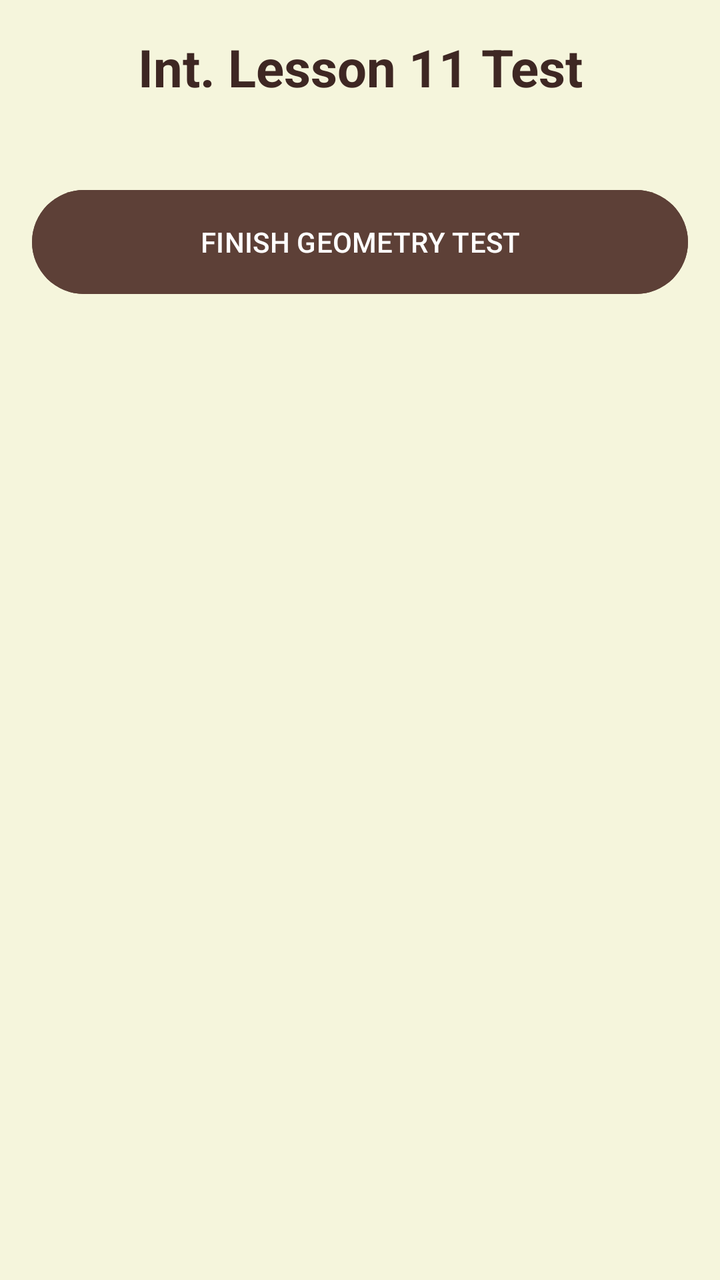
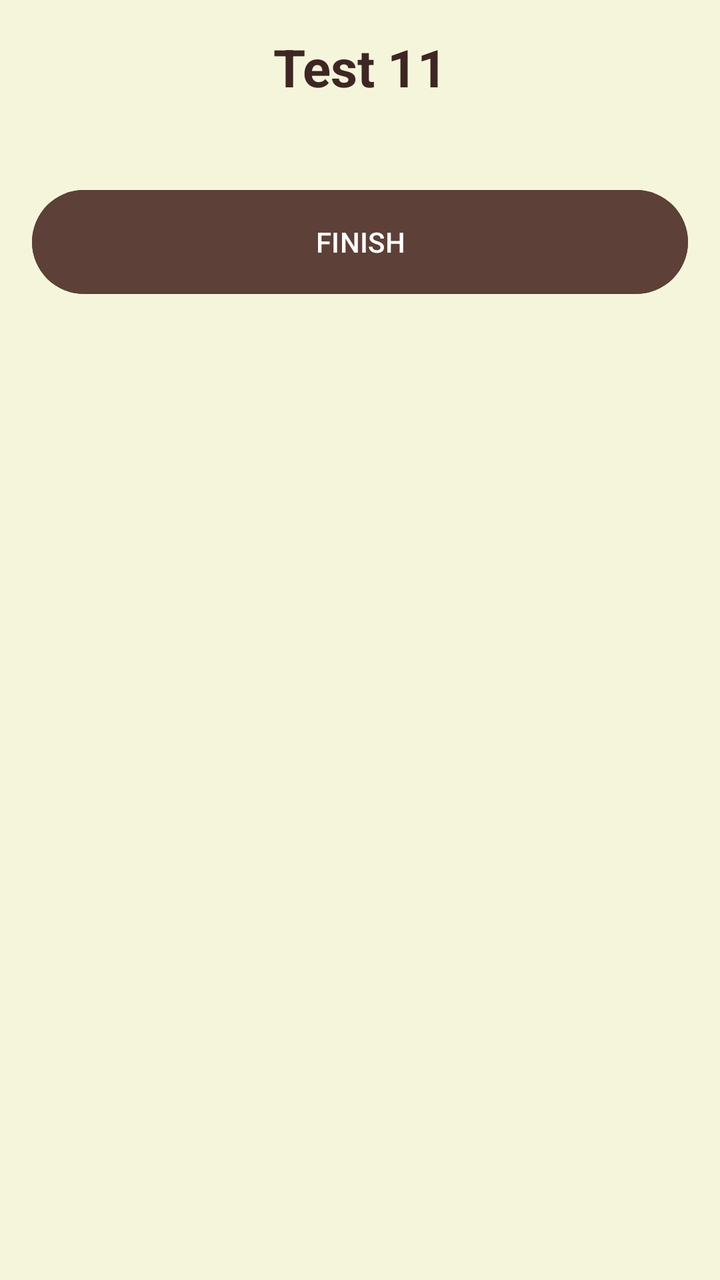

An Android layout rendered at two revisions. The XML below is the earlier revision; the diff shows what the commit changed to produce the second picture.
<!-- AndroidManifest.xml: application theme Theme.OlympMathMentor -->
<!-- res/layout/activity_int_test11.xml -->
<?xml version="1.0" encoding="utf-8"?>
<ScrollView xmlns:android="http://schemas.android.com/apk/res/android"
    android:layout_width="match_parent"
    android:layout_height="match_parent"
    android:background="#F5F5DC"
    android:padding="16dp">

    <LinearLayout
        android:layout_width="match_parent"
        android:layout_height="wrap_content"
        android:orientation="vertical">

        <TextView
            android:layout_width="match_parent"
            android:layout_height="wrap_content"
            android:text="Int. Lesson 11 Test"
            android:textSize="26sp"
            android:textStyle="bold"
            android:textColor="#3E2723"
            android:gravity="center"
            android:layout_marginBottom="20dp"/>

        <LinearLayout
            android:id="@+id/questionsContainer"
            android:layout_width="match_parent"
            android:layout_height="wrap_content"
            android:orientation="vertical" />

        <Button
            android:id="@+id/btnFinish"
            android:layout_width="match_parent"
            android:layout_height="60dp"
            android:text="FINISH GEOMETRY TEST"
            android:backgroundTint="#5D4037"
            android:textColor="#FFFFFF"
            android:layout_marginTop="20dp"/>

        <LinearLayout
            android:id="@+id/resultLayout"
            android:layout_width="match_parent"
            android:layout_height="wrap_content"
            android:orientation="vertical"
            android:visibility="gone"
            android:gravity="center"
            android:layout_marginTop="20dp">

            <TextView
                android:id="@+id/tvScore"
                android:layout_width="wrap_content"
                android:layout_height="wrap_content"
                android:textSize="24sp"
                android:textColor="#3E2723"
                android:textStyle="bold"/>

            <LinearLayout
                android:id="@+id/medalsLayout"
                android:layout_width="wrap_content"
                android:layout_height="wrap_content"
                android:orientation="horizontal"
                android:layout_margin="10dp"
                android:visibility="gone">

                <ImageView android:id="@+id/medal1" android:layout_width="60dp" android:layout_height="60dp" android:src="@drawable/ic_medal" />
                <ImageView android:id="@+id/medal2" android:layout_width="60dp" android:layout_height="60dp" android:src="@drawable/ic_medal" />
                <ImageView android:id="@+id/medal3" android:layout_width="60dp" android:layout_height="60dp" android:src="@drawable/ic_medal" />

            </LinearLayout>

            <TextView
                android:id="@+id/tvFeedback"
                android:layout_width="match_parent"
                android:layout_height="wrap_content"
                android:gravity="center"
                android:textSize="18sp"
                android:textColor="#D32F2F"
                android:layout_marginBottom="20dp"/>

            <Button
                android:id="@+id/btnNextLesson"
                android:layout_width="match_parent"
                android:layout_height="60dp"
                android:text="Next Lesson"
                android:visibility="gone"
                android:backgroundTint="#2E7D32"
                android:textColor="#FFFFFF"
                android:layout_marginBottom="10dp"/>

            <Button
                android:id="@+id/btnRetry"
                android:layout_width="match_parent"
                android:layout_height="60dp"
                android:text="Retry Test"
                android:backgroundTint="#D32F2F"
                android:textColor="#FFFFFF"/>

        </LinearLayout>
    </LinearLayout>
</ScrollView>
<!-- resources referenced by this layout -->
<resources>
  <!-- drawable ic_medal (drawable) -->
  <vector xmlns:android="http://schemas.android.com/apk/res/android"
      android:width="24dp"
      android:height="24dp"
      android:viewportWidth="24"
      android:viewportHeight="24">
      <path
          android:fillColor="#FFFFFFFF"
          android:pathData="M17,10.43V2H7v8.43c0,0.35 0.18,0.68 0.49,0.86l4.18,2.51l-0.99,2.34l-3.41,0.29l2.59,2.24L8.96,22L12,20.23L15.04,22l-0.9-3.33l2.59,-2.24l-3.41,-0.29l-0.99,-2.34l4.18,-2.51C16.82,11.11 17,10.79 17,10.43zM13,4h2v3h-2V4zM9,4h2v3H9V4z"/>
  </vector>
  <style name="Theme.OlympMathMentor" parent="Base.Theme.OlympMathMentor" />
  <style name="Base.Theme.OlympMathMentor" parent="Theme.Material3.DayNight.NoActionBar">
          
          
      </style>
</resources>

<!-- the commit's change to res/layout/activity_int_test11.xml (unified diff, before → after) -->
@@ -13,7 +13,7 @@
         <TextView
             android:layout_width="match_parent"
             android:layout_height="wrap_content"
-            android:text="Int. Lesson 11 Test"
+            android:text="Test 11"
             android:textSize="26sp"
             android:textStyle="bold"
             android:textColor="#3E2723"
@@ -30,7 +30,7 @@
             android:id="@+id/btnFinish"
             android:layout_width="match_parent"
             android:layout_height="60dp"
-            android:text="FINISH GEOMETRY TEST"
+            android:text="FINISH"
             android:backgroundTint="#5D4037"
             android:textColor="#FFFFFF"
             android:layout_marginTop="20dp"/>
